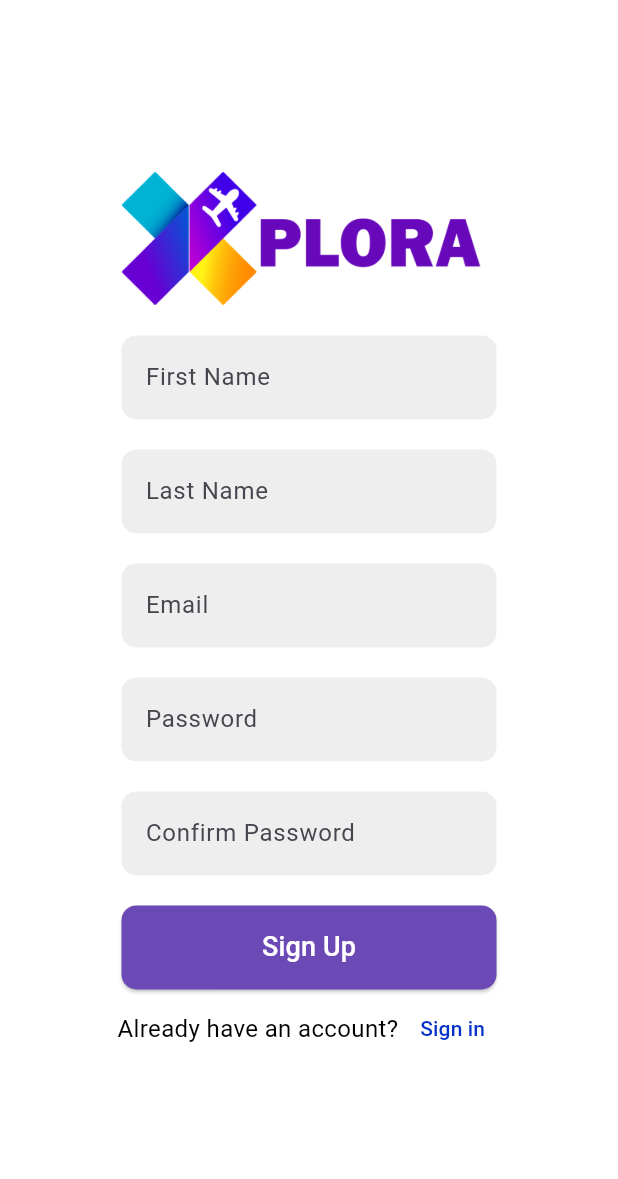
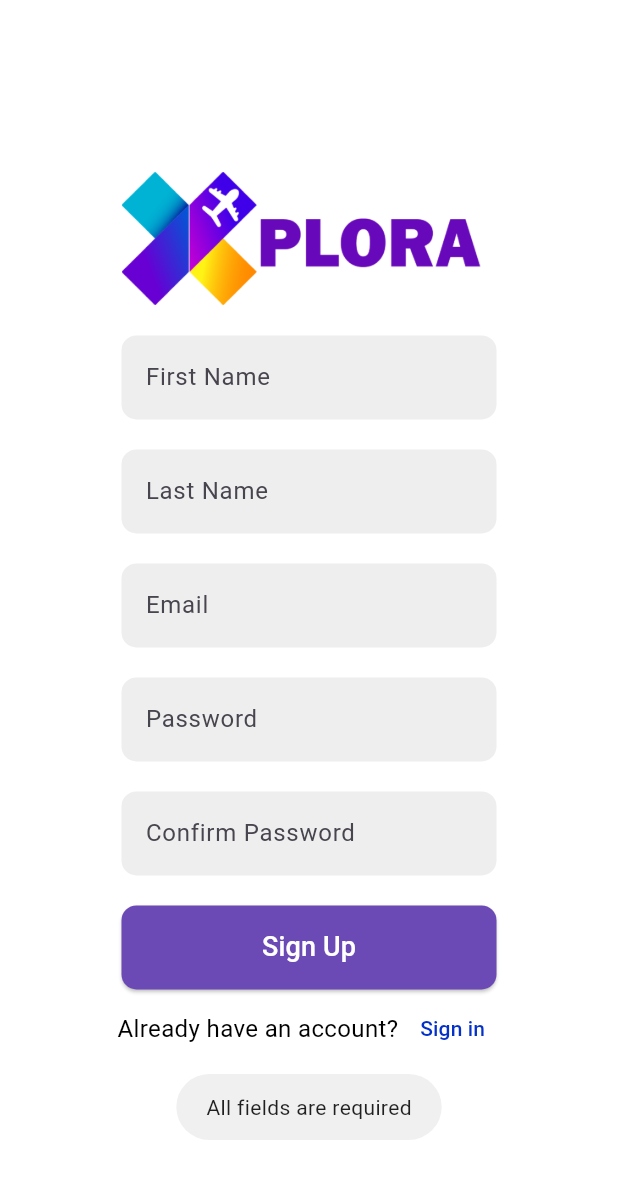
Before and after one commit to HenriqueLDSa/Xplora-Mobile, a Flutter app: the SignUpPage screen opened directly, after a tap on "Sign Up", on a phone screen of 412 x 824 dp. Shown: the top 1179 px of the screen. Run offline on Flutter 3.47's test engine with Material 3 defaults, Android fonts, the phone set to English and light mode, and no system bars; our stand-ins replace fluttertoast, image_picker, logger, shared_preferences; accounts and stored records are empty.

Commit message:
adding error handling to make sure login and register fields are filled and for password matching, and added password validation for registering

```diff
--- a/lib/login_page.dart
+++ b/lib/login_page.dart
@@ -131,6 +131,14 @@ class _LoginPageState extends State<LoginPage> {
                           final emailText = emailController.text.trim();
                           final passwordText = passwordController.text.trim();
 
+                          if (emailText == "" || passwordText == "") {
+                            Fluttertoast.showToast(
+                                msg: "All fields are required",
+                                toastLength: Toast.LENGTH_LONG,
+                                gravity: ToastGravity.BOTTOM);
+                            return;
+                          }
+
                           doLogin(emailText, passwordText).then((loginSuccess) {
                             if (loginSuccess && mounted) {
                               navigateToDashboard();
--- a/lib/register_page.dart
+++ b/lib/register_page.dart
@@ -26,11 +26,14 @@ class _SignUpPageState extends State<SignUpPage> {
 
   String? userId, firstName, lastName, email;
 
-  final TextEditingController firstNameController = TextEditingController();
-  final TextEditingController lastNameController = TextEditingController();
-  final TextEditingController emailController = TextEditingController();
-  final TextEditingController passwordController = TextEditingController();
-  final TextEditingController confirmPassController = TextEditingController();
+  final TextEditingController _firstNameController = TextEditingController();
+  final TextEditingController _lastNameController = TextEditingController();
+  final TextEditingController _emailController = TextEditingController();
+  final TextEditingController _passwordController = TextEditingController();
+  final TextEditingController _confirmPassController = TextEditingController();
+
+  bool _isValid = false;
+  String _errorMessage = '';
 
   Future<bool> doRegister(String reqFirstName, String reqLastName,
       String reqEmail, String reqPassword) async {
@@ -51,7 +54,7 @@ class _SignUpPageState extends State<SignUpPage> {
     if (response.statusCode == 201) {
       Map<String, dynamic> jsonResponse = json.decode(response.body);
 
-      userId = ""; //Edit API to return the userId as well
+      userId = jsonResponse['user_id'];
       firstName = jsonResponse['first_name'];
       lastName = jsonResponse['last_name'];
       email = jsonResponse['email'];
@@ -77,6 +80,32 @@ class _SignUpPageState extends State<SignUpPage> {
         builder: (context) => DashboardPage(),
       ),
     );
+  }
+
+  bool _validatePassword(String password) {
+    _errorMessage = '';
+
+    if (password.length < 8) {
+      _errorMessage += '• Password must be longer than 8 characters\n';
+    }
+
+    if (!password.contains(RegExp(r'[A-Z]'))) {
+      _errorMessage += '• Uppercase letter is missing\n';
+    }
+
+    if (!password.contains(RegExp(r'[a-z]'))) {
+      _errorMessage += '• Lowercase letter is missing\n';
+    }
+
+    if (!password.contains(RegExp(r'[0-9]'))) {
+      _errorMessage += '• Digit is missing\n';
+    }
+
+    if (!password.contains(RegExp(r'[!@#%^&*(),.?":{}|<>]'))) {
+      _errorMessage += '• Special character is missing\n';
+    }
+
+    return _errorMessage.isEmpty;
   }
 
   @override
@@ -110,7 +139,7 @@ class _SignUpPageState extends State<SignUpPage> {
                           width: 250,
                           child: CustomTextField(
                             label: "First Name",
-                            controller: firstNameController,
+                            controller: _firstNameController,
                           ),
                         ),
                       ],
@@ -123,7 +152,7 @@ class _SignUpPageState extends State<SignUpPage> {
                           width: 250,
                           child: CustomTextField(
                             label: "Last Name",
-                            controller: lastNameController,
+                            controller: _lastNameController,
                           ),
                         ),
                       ],
@@ -136,7 +165,7 @@ class _SignUpPageState extends State<SignUpPage> {
                           width: 250,
                           child: CustomTextField(
                             label: "Email",
-                            controller: emailController,
+                            controller: _emailController,
                           ),
                         ),
                       ],
@@ -149,7 +178,7 @@ class _SignUpPageState extends State<SignUpPage> {
                           width: 250,
                           child: CustomTextField(
                             label: "Password",
-                            controller: passwordController,
+                            controller: _passwordController,
                             obscureText: true,
                           ),
                         ),
@@ -163,7 +192,7 @@ class _SignUpPageState extends State<SignUpPage> {
                           width: 250,
                           child: CustomTextField(
                             label: "Confirm Password",
-                            controller: confirmPassController,
+                            controller: _confirmPassController,
                             obscureText: true,
                           ),
                         ),
@@ -180,10 +209,46 @@ class _SignUpPageState extends State<SignUpPage> {
                     width: 250,
                     child: ElevatedButton(
                       onPressed: () {
-                        final firstNameText = firstNameController.text.trim();
-                        final lastNameText = lastNameController.text.trim();
-                        final emailText = emailController.text.trim();
-                        final passwordText = passwordController.text.trim();
+                        final firstNameText = _firstNameController.text.trim();
+                        final lastNameText = _lastNameController.text.trim();
+                        final emailText = _emailController.text.trim();
+                        final passwordText = _passwordController.text.trim();
+                        final confirPasswordText =
+                            _confirmPassController.text.trim();
+
+                        if (firstNameText == "" ||
+                            lastNameText == "" ||
+                            emailText == "" ||
+                            passwordText == "" ||
+                            confirPasswordText == "") {
+                          Fluttertoast.showToast(
+                              msg: "All fields are required",
+                              toastLength: Toast.LENGTH_LONG,
+                              gravity: ToastGravity.BOTTOM);
+                          return;
+                        }
+
+                        if (passwordText != confirPasswordText) {
+                          Fluttertoast.showToast(
+                              msg: "Passwords don't match",
+                              toastLength: Toast.LENGTH_LONG,
+                              gravity: ToastGravity.BOTTOM);
+                          return;
+                        }
+
+                        setState(() {
+                          _isValid =
+                              _validatePassword(_passwordController.text);
+                        });
+
+                        if (!_isValid) {
+                          Fluttertoast.showToast(
+                              msg:
+                                  "Password is not valid:\n${_errorMessage.substring(0, _errorMessage.length - 1)}",
+                              toastLength: Toast.LENGTH_LONG,
+                              gravity: ToastGravity.BOTTOM);
+                          return;
+                        }
 
                         doRegister(firstNameText, lastNameText, emailText,
                                 passwordText)
```
